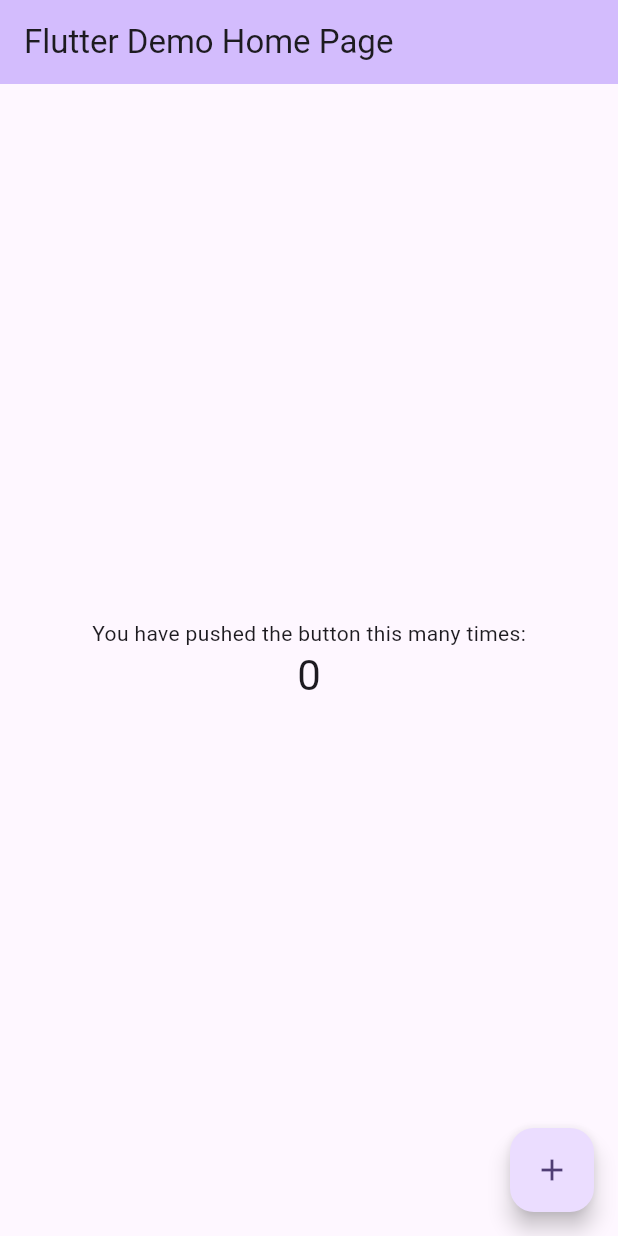
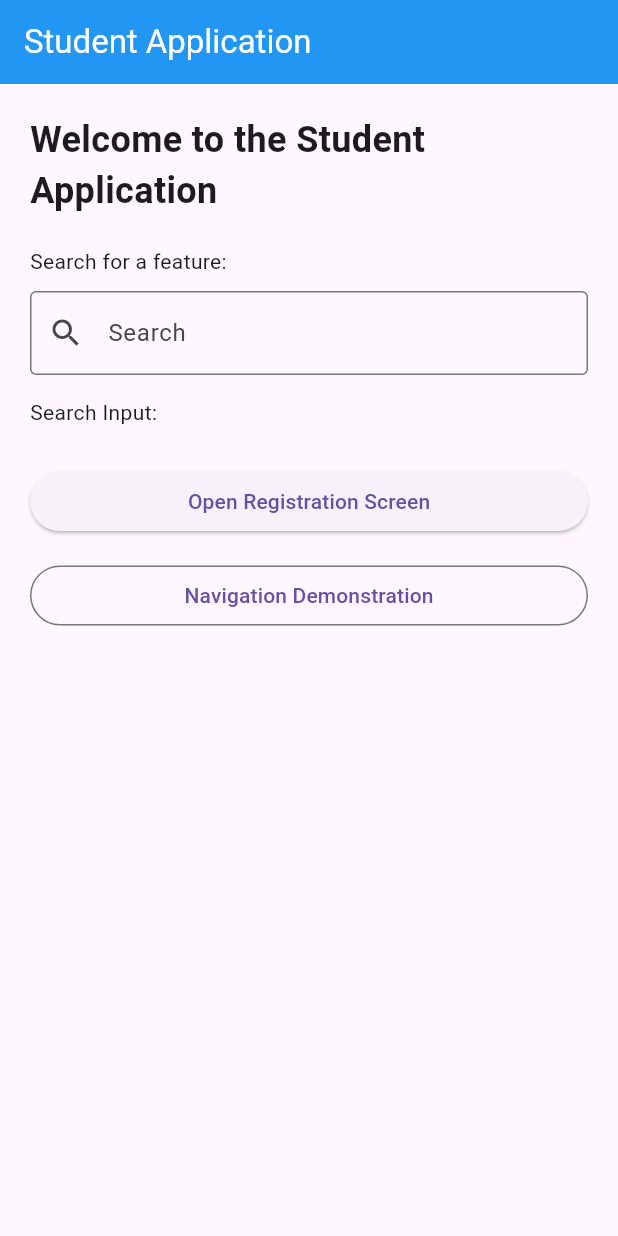
Before and after one commit to lianiini/sandiego_MADF1, a Flutter app: the screen it shows after launch, on a phone screen of 412 x 824 dp. Run offline on Flutter 3.47's test engine with Material 3 defaults, Android fonts, the phone set to English and light mode, and no system bars.

Commit message:
Complete MADF1 Flutter laboratory activity

```diff
--- a/lib/main.dart
+++ b/lib/main.dart
@@ -1,122 +1,27 @@
 import 'package:flutter/material.dart';
 
+import 'screens/home_screen.dart';
+import 'screens/registration_screen.dart';
+import 'screens/profile_screen.dart';
+
 void main() {
-  runApp(const MyApp());
+  runApp(const StudentApp());
 }
 
-class MyApp extends StatelessWidget {
-  const MyApp({super.key});
+class StudentApp extends StatelessWidget {
+  const StudentApp({super.key});
 
-  // This widget is the root of your application.
   @override
   Widget build(BuildContext context) {
     return MaterialApp(
-      title: 'Flutter Demo',
-      theme: ThemeData(
-        // This is the theme of your application.
-        //
-        // TRY THIS: Try running your application with "flutter run". You'll see
-        // the application has a purple toolbar. Then, without quitting the app,
-        // try changing the seedColor in the colorScheme below to Colors.green
-        // and then invoke "hot reload" (save your changes or press the "hot
-        // reload" button in a Flutter-supported IDE, or press "r" if you used
-        // the command line to start the app).
-        //
-        // Notice that the counter didn't reset back to zero; the application
-        // state is not lost during the reload. To reset the state, use hot
-        // restart instead.
-        //
-        // This works for code too, not just values: Most code changes can be
-        // tested with just a hot reload.
-        colorScheme: .fromSeed(seedColor: Colors.deepPurple),
-      ),
-      home: const MyHomePage(title: 'Flutter Demo Home Page'),
+      debugShowCheckedModeBanner: false,
+      title: 'Student Registration App',
+      initialRoute: '/',
+      routes: {
+        '/': (context) => const HomeScreen(),
+        '/register': (context) => const RegistrationScreen(),
+        '/profile': (context) => const ProfileScreen(),
+      },
     );
   }
 }
-
-class MyHomePage extends StatefulWidget {
-  const MyHomePage({super.key, required this.title});
-
-  // This widget is the home page of your application. It is stateful, meaning
-  // that it has a State object (defined below) that contains fields that affect
-  // how it looks.
-
-  // This class is the configuration for the state. It holds the values (in this
-  // case the title) provided by the parent (in this case the App widget) and
-  // used by the build method of the State. Fields in a Widget subclass are
-  // always marked "final".
-
-  final String title;
-
-  @override
-  State<MyHomePage> createState() => _MyHomePageState();
-}
-
-class _MyHomePageState extends State<MyHomePage> {
-  int _counter = 0;
-
-  void _incrementCounter() {
-    setState(() {
-      // This call to setState tells the Flutter framework that something has
-      // changed in this State, which causes it to rerun the build method below
-      // so that the display can reflect the updated values. If we changed
-      // _counter without calling setState(), then the build method would not be
-      // called again, and so nothing would appear to happen.
-      _counter++;
-    });
-  }
-
-  @override
-  Widget build(BuildContext context) {
-    // This method is rerun every time setState is called, for instance as done
-    // by the _incrementCounter method above.
-    //
-    // The Flutter framework has been optimized to make rerunning build methods
-    // fast, so that you can just rebuild anything that needs updating rather
-    // than having to individually change instances of widgets.
-    return Scaffold(
-      appBar: AppBar(
-        // TRY THIS: Try changing the color here to a specific color (to
-        // Colors.amber, perhaps?) and trigger a hot reload to see the AppBar
-        // change color while the other colors stay the same.
-        backgroundColor: Theme.of(context).colorScheme.inversePrimary,
-        // Here we take the value from the MyHomePage object that was created by
-        // the App.build method, and use it to set our appbar title.
-        title: Text(widget.title),
-      ),
-      body: Center(
-        // Center is a layout widget. It takes a single child and positions it
-        // in the middle of the parent.
-        child: Column(
-          // Column is also a layout widget. It takes a list of children and
-          // arranges them vertically. By default, it sizes itself to fit its
-          // children horizontally, and tries to be as tall as its parent.
-          //
-          // Column has various properties to control how it sizes itself and
-          // how it positions its children. Here we use mainAxisAlignment to
-          // center the children vertically; the main axis here is the vertical
-          // axis because Columns are vertical (the cross axis would be
-          // horizontal).
-          //
-          // TRY THIS: Invoke "debug painting" (choose the "Toggle Debug Paint"
-          // action in the IDE, or press "p" in the console), to see the
-          // wireframe for each widget.
-          mainAxisAlignment: .center,
-          children: [
-            const Text('You have pushed the button this many times:'),
-            Text(
-              '$_counter',
-              style: Theme.of(context).textTheme.headlineMedium,
-            ),
-          ],
-        ),
-      ),
-      floatingActionButton: FloatingActionButton(
-        onPressed: _incrementCounter,
-        tooltip: 'Increment',
-        child: const Icon(Icons.add),
-      ),
-    );
-  }
-}
--- /dev/null
+++ b/lib/screens/home_screen.dart
@@ -0,0 +1,107 @@
+import 'package:flutter/material.dart';
+
+class HomeScreen extends StatefulWidget {
+  const HomeScreen({super.key});
+
+  @override
+  State<HomeScreen> createState() => _HomeScreenState();
+}
+
+class _HomeScreenState extends State<HomeScreen> {
+  final searchController = TextEditingController();
+  String searchText = '';
+
+  @override
+  void dispose() {
+    searchController.dispose();
+    super.dispose();
+  }
+
+  @override
+  Widget build(BuildContext context) {
+    return Scaffold(
+      appBar: AppBar(
+        title: const Text('Student Application'),
+        backgroundColor: Colors.blue,
+        foregroundColor: Colors.white,
+      ),
+      body: SingleChildScrollView(
+        padding: const EdgeInsets.all(20),
+        child: Column(
+          crossAxisAlignment: CrossAxisAlignment.stretch,
+          children: [
+            const Text(
+              'Welcome to the Student Application',
+              style: TextStyle(fontSize: 24, fontWeight: FontWeight.bold),
+            ),
+            const SizedBox(height: 20),
+            const Text('Search for a feature:'),
+            const SizedBox(height: 10),
+            TextField(
+              controller: searchController,
+              decoration: const InputDecoration(
+                labelText: 'Search',
+                hintText: 'Type registration',
+                prefixIcon: Icon(Icons.search),
+                border: OutlineInputBorder(),
+              ),
+              onChanged: (value) {
+                setState(() {
+                  searchText = value;
+                });
+              },
+            ),
+            const SizedBox(height: 15),
+            Text('Search Input: $searchText'),
+            const SizedBox(height: 25),
+            ElevatedButton(
+              onPressed: () {
+                Navigator.pushNamed(context, '/register');
+              },
+              child: const Text('Open Registration Screen'),
+            ),
+            const SizedBox(height: 15),
+            OutlinedButton(
+              onPressed: () {
+                Navigator.push(
+                  context,
+                  MaterialPageRoute(
+                    builder: (context) => const NavigationDemoScreen(),
+                  ),
+                );
+              },
+              child: const Text('Navigation Demonstration'),
+            ),
+          ],
+        ),
+      ),
+    );
+  }
+}
+
+class NavigationDemoScreen extends StatelessWidget {
+  const NavigationDemoScreen({super.key});
+
+  @override
+  Widget build(BuildContext context) {
+    return Scaffold(
+      appBar: AppBar(title: const Text('Navigation Demo')),
+      body: Center(
+        child: Column(
+          mainAxisAlignment: MainAxisAlignment.center,
+          children: [
+            const Text(
+              'This is the second screen.',
+              style: TextStyle(fontSize: 20),
+            ),
+            const SizedBox(height: 20),
+            ElevatedButton(
+              onPressed: () => Navigator.pop(context),
+              child: const Text('Go Back'),
+            ),
+          ],
+        ),
+      ),
+    );
+  }
+}
```
Also changed, not shown: lib/screens/profile_screen.dart (added, +61 -0 lines), lib/screens/registration_screen.dart (added, +166 -0 lines), 2 other files.
